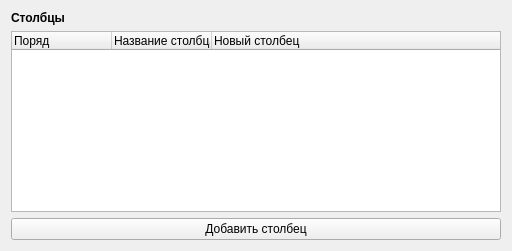
Artemako/auto-exec-doc, file designer/ned/nedtabletag.ui: the form before one commit.
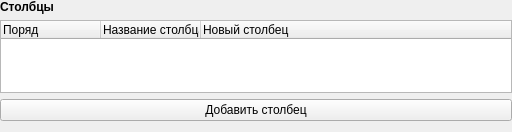
The form after the commit.

Patch:
```diff
--- a/designer/ned/nedtabletag.ui
+++ b/designer/ned/nedtabletag.ui
@@ -7,13 +7,22 @@
     <x>0</x>
     <y>0</y>
     <width>512</width>
-    <height>251</height>
+    <height>132</height>
    </rect>
   </property>
   <property name="windowTitle">
    <string>Form</string>
   </property>
   <layout class="QVBoxLayout" name="verticalLayout">
+   <property name="leftMargin">
+    <number>0</number>
+   </property>
+   <property name="topMargin">
+    <number>0</number>
+   </property>
+   <property name="rightMargin">
+    <number>0</number>
+   </property>
    <item>
     <widget class="QLabel" name="columns">
      <property name="minimumSize">
```
